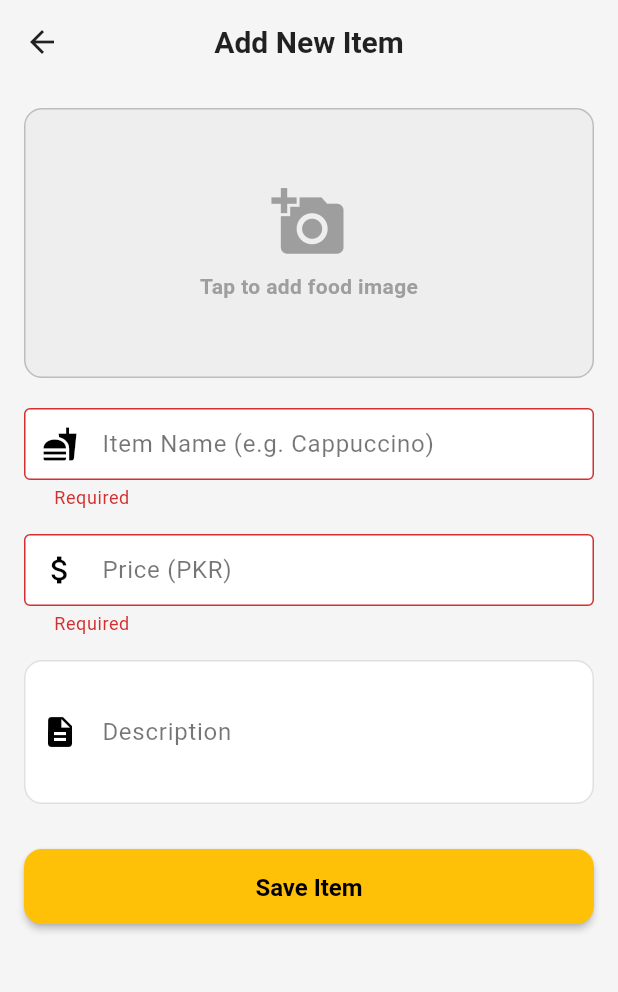
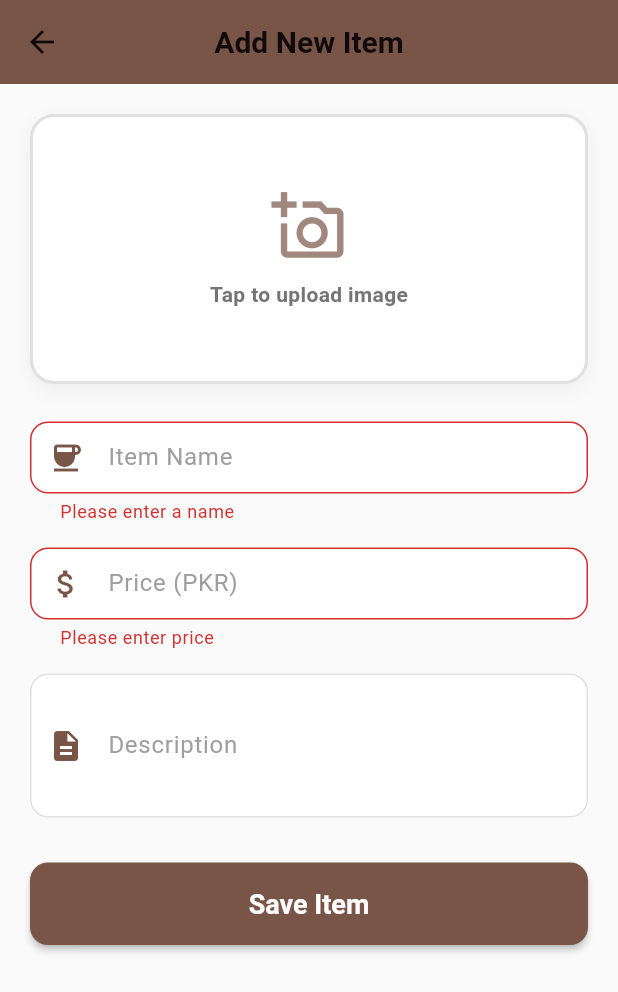
Before and after one commit to Muskeeeters/brewbyte, a Flutter app: the AddMenuItemScreen screen opened directly with empty values, after a tap on "Save Item", on a phone screen of 412 x 824 dp. Shown: the top 992 px of the screen. Run offline on Flutter 3.47's test engine with Material 3 defaults, Android fonts, the phone set to English and light mode, and no system bars; our stand-ins replace flutter_bloc, go_router, image_picker, supabase_flutter; accounts and stored records are empty.

```diff
--- a/lib/screens/menu_screens/add_menu_item_screen.dart
+++ b/lib/screens/menu_screens/add_menu_item_screen.dart
@@ -34,6 +34,7 @@ class _AddMenuItemScreenState extends State<AddMenuItemScreen> {
 
   // --- PICK IMAGE ---
   Future<void> _pickImage() async {
+    try {
       final XFile? picked = await _uploadService.pickImage();
       if (picked != null) {
         final bytes = await picked.readAsBytes(); // Bytes read karein
@@ -41,6 +42,9 @@ class _AddMenuItemScreenState extends State<AddMenuItemScreen> {
           _selectedXFile = picked;
           _selectedImageBytes = bytes;
         });
+      }
+    } catch (e) {
+      debugPrint("Image pick error: $e");
     }
   }
 
@@ -56,7 +60,7 @@ class _AddMenuItemScreenState extends State<AddMenuItemScreen> {
         if (_selectedXFile != null) {
           imageUrl = await _uploadService.uploadImage(
               _selectedXFile!,
-            'image',     // ✅ Correct Bucket Name (small letters)
+              'image', // ✅ Bucket Name
               'menu_items' // Folder Name
               );
 
@@ -75,12 +79,22 @@ class _AddMenuItemScreenState extends State<AddMenuItemScreen> {
         await _menuService.addMenuItem(newItem);
 
         if (mounted) {
-          ScaffoldMessenger.of(context).showSnackBar(const SnackBar(content: Text('Item added successfully!')));
+          ScaffoldMessenger.of(context).showSnackBar(
+            const SnackBar(
+              content: Text('Item added successfully!'),
+              backgroundColor: Colors.green,
+            ),
+          );
           Navigator.pop(context); // Wapis List par jao
         }
       } catch (e) {
         if (mounted) {
-           ScaffoldMessenger.of(context).showSnackBar(SnackBar(content: Text('Error: $e')));
+          ScaffoldMessenger.of(context).showSnackBar(
+            SnackBar(
+              content: Text('Error: $e'),
+              backgroundColor: Colors.red,
+            ),
+          );
         }
       } finally {
         if (mounted) setState(() => _isLoading = false);
@@ -88,98 +102,176 @@ class _AddMenuItemScreenState extends State<AddMenuItemScreen> {
     }
   }
 
+  // UI Helper: Custom Input Decoration
+  InputDecoration _buildInputDecoration(String label, IconData icon) {
+    return InputDecoration(
+      labelText: label,
+      prefixIcon: Icon(icon, color: Colors.brown),
+      filled: true,
+      fillColor: Colors.white,
+      border: OutlineInputBorder(
+        borderRadius: BorderRadius.circular(12),
+        borderSide: BorderSide(color: Colors.grey.shade300),
+      ),
+      enabledBorder: OutlineInputBorder(
+        borderRadius: BorderRadius.circular(12),
+        borderSide: BorderSide(color: Colors.grey.shade300),
+      ),
+      focusedBorder: OutlineInputBorder(
+        borderRadius: BorderRadius.circular(12),
+        borderSide: const BorderSide(color: Colors.brown, width: 2),
+      ),
+      labelStyle: const TextStyle(color: Colors.grey),
+    );
+  }
+
   @override
   Widget build(BuildContext context) {
     return Scaffold(
-      appBar: AppBar(title: const Text("Add New Item")),
+      backgroundColor: Colors.grey[50], // Light background
+      appBar: AppBar(
+        title: const Text("Add New Item"),
+        backgroundColor: Colors.brown,
+        foregroundColor: Colors.white,
+        centerTitle: true,
+        elevation: 0,
+      ),
       body: Padding(
-        padding: const EdgeInsets.all(16.0),
+        padding: const EdgeInsets.all(20.0),
         child: Form(
           key: _formKey,
           child: SingleChildScrollView(
             child: Column(
+              crossAxisAlignment: CrossAxisAlignment.stretch,
               children: [
                 // --- IMAGE UPLOAD BOX ---
-                InkWell(
+                Center(
+                  child: InkWell(
                     onTap: _pickImage,
+                    borderRadius: BorderRadius.circular(16),
                     child: Container(
                       height: 180,
                       width: double.infinity,
                       decoration: BoxDecoration(
-                      color: Colors.grey[200],
-                      border: Border.all(color: Colors.grey.shade400),
-                      borderRadius: BorderRadius.circular(12),
+                        color: Colors.white,
+                        borderRadius: BorderRadius.circular(16),
+                        border: Border.all(
+                          color: _selectedImageBytes != null
+                              ? Colors.brown
+                              : Colors.grey.shade300,
+                          width: 2,
+                        ),
                         image: _selectedImageBytes != null
                             ? DecorationImage(
-                            image: MemoryImage(_selectedImageBytes!), // ✅ Web Safe Image
-                            fit: BoxFit.cover
+                                image: MemoryImage(_selectedImageBytes!),
+                                fit: BoxFit.cover,
                               )
                             : null,
+                        boxShadow: [
+                          BoxShadow(
+                            color: Colors.black.withOpacity(0.05),
+                            blurRadius: 10,
+                            offset: const Offset(0, 4),
+                          ),
+                        ],
                       ),
                       child: _selectedImageBytes == null
-                        ? const Column(
+                          ? Column(
                               mainAxisAlignment: MainAxisAlignment.center,
                               children: [
-                              Icon(Icons.add_a_photo, size: 50, color: Colors.grey),
-                              SizedBox(height: 8),
-                              Text("Tap to add food image", style: TextStyle(color: Colors.grey, fontWeight: FontWeight.bold)),
+                                Icon(Icons.add_a_photo_outlined,
+                                    size: 50, color: Colors.brown.shade300),
+                                const SizedBox(height: 10),
+                                Text(
+                                  "Tap to upload image",
+                                  style: TextStyle(
+                                    color: Colors.grey[600],
+                                    fontWeight: FontWeight.w600,
+                                  ),
+                                ),
                               ],
                             )
-                        : null,
+                          : Stack(
+                              children: [
+                                Positioned(
+                                  right: 10,
+                                  top: 10,
+                                  child: CircleAvatar(
+                                    backgroundColor: Colors.white,
+                                    radius: 18,
+                                    child: Icon(Icons.edit,
+                                        size: 18, color: Colors.brown),
                                   ),
                                 ),
-                const SizedBox(height: 20),
+                              ],
+                            ),
+                    ),
+                  ),
+                ),
 
+                const SizedBox(height: 25),
+
+                // --- FORM FIELDS ---
                 // Name Field
                 TextFormField(
                   controller: _nameController,
-                  decoration: const InputDecoration(
-                    labelText: 'Item Name (e.g. Cappuccino)',
-                    border: OutlineInputBorder(),
-                    prefixIcon: Icon(Icons.fastfood),
-                  ),
-                  validator: (v) => v!.isEmpty ? 'Required' : null,
+                  decoration: _buildInputDecoration('Item Name', Icons.coffee),
+                  validator: (v) => v!.isEmpty ? 'Please enter a name' : null,
                 ),
                 const SizedBox(height: 16),
 
                 // Price Field
                 TextFormField(
                   controller: _priceController,
-                  decoration: const InputDecoration(
-                    labelText: 'Price (PKR)',
-                    border: OutlineInputBorder(),
-                    prefixIcon: Icon(Icons.attach_money),
-                  ),
+                  decoration:
+                      _buildInputDecoration('Price (PKR)', Icons.attach_money),
                   keyboardType: TextInputType.number,
-                  validator: (v) => v!.isEmpty ? 'Required' : null,
+                  validator: (v) {
+                    if (v == null || v.isEmpty) return 'Please enter price';
+                    if (double.tryParse(v) == null) return 'Invalid number';
+                    return null;
+                  },
                 ),
                 const SizedBox(height: 16),
 
                 // Description Field
                 TextFormField(
                   controller: _descController,
-                  decoration: const InputDecoration(
-                    labelText: 'Description',
-                    border: OutlineInputBorder(),
-                    prefixIcon: Icon(Icons.description),
-                  ),
+                  decoration:
+                      _buildInputDecoration('Description', Icons.description),
                   maxLines: 3,
                 ),
                 const SizedBox(height: 30),
 
-                // Save Button
+                // --- SAVE BUTTON ---
                 SizedBox(
-                  width: double.infinity,
-                  height: 50,
+                  height: 55,
                   child: ElevatedButton(
                     onPressed: _isLoading ? null : _saveItem,
                     style: ElevatedButton.styleFrom(
-                      backgroundColor: const Color(0xFFFFC107),
-                      foregroundColor: Colors.black
+                      backgroundColor: Colors.brown, // Theme Color
+                      foregroundColor: Colors.white,
+                      elevation: 2,
+                      shape: RoundedRectangleBorder(
+                        borderRadius: BorderRadius.circular(12),
+                      ),
                     ),
                     child: _isLoading
-                      ? const CircularProgressIndicator()
-                      : const Text("Save Item", style: TextStyle(fontWeight: FontWeight.bold, fontSize: 16)),
+                        ? const SizedBox(
+                            height: 24,
+                            width: 24,
+                            child: CircularProgressIndicator(
+                              color: Colors.white,
+                              strokeWidth: 2,
+                            ),
+                          )
+                        : const Text(
+                            "Save Item",
+                            style: TextStyle(
+                              fontSize: 18,
+                              fontWeight: FontWeight.bold,
+                            ),
+                          ),
                   ),
                 ),
               ],
```
Also changed, not shown: lib/screens/menu_screens/menu_list_screen.dart (+112 -53 lines). Lines whose indentation alone changed are shown as unchanged.
